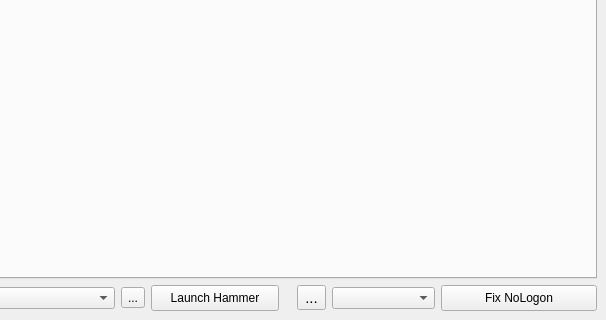
Old version of the form src/main.ui in the repository dertwist/Hammer5Tools; both pictures show x 588 to 1194 and y 560 to 880 of the 1194 by 880 pixel window.
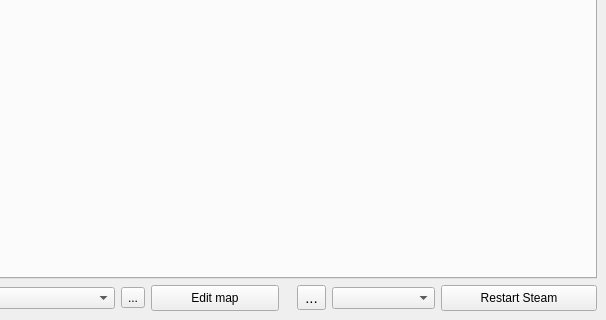
New version of the form. Icons and pictures are not drawn.

The edit to the form file:
```diff
--- a/src/main.ui
+++ b/src/main.ui
@@ -483,7 +483,7 @@
          <string notr="true">padding: 5px;</string>
         </property>
         <property name="text">
-         <string>Launch Hammer</string>
+         <string>Edit map</string>
         </property>
         <property name="icon">
          <iconset resource="resources.qrc">
@@ -588,7 +588,7 @@
          <string notr="true">padding: 5px;</string>
         </property>
         <property name="text">
-         <string>Fix NoLogon</string>
+         <string>Restart Steam</string>
         </property>
         <property name="icon">
          <iconset resource="resources.qrc">
```
